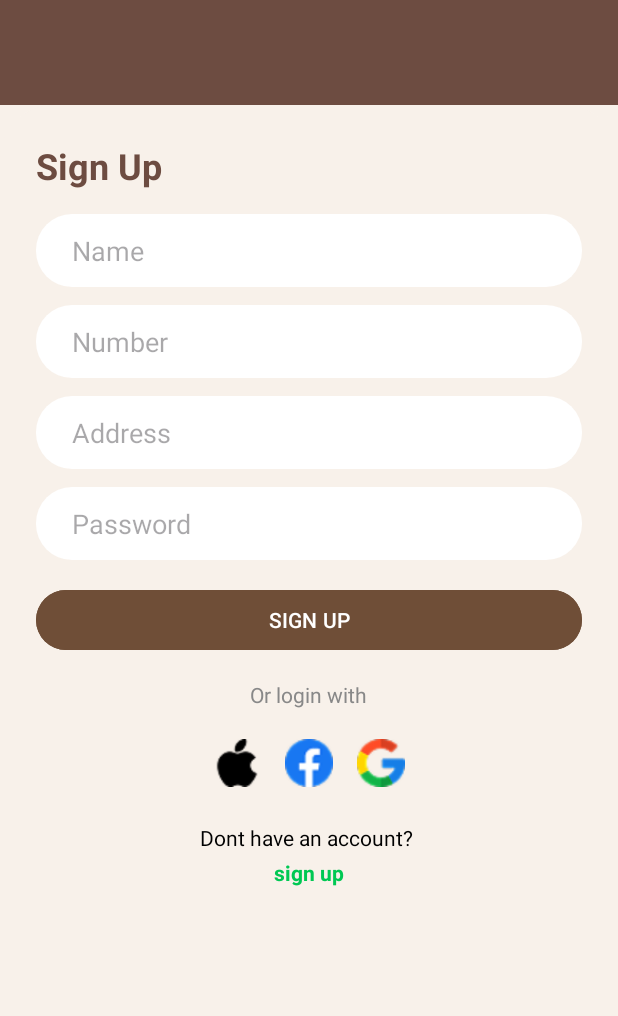
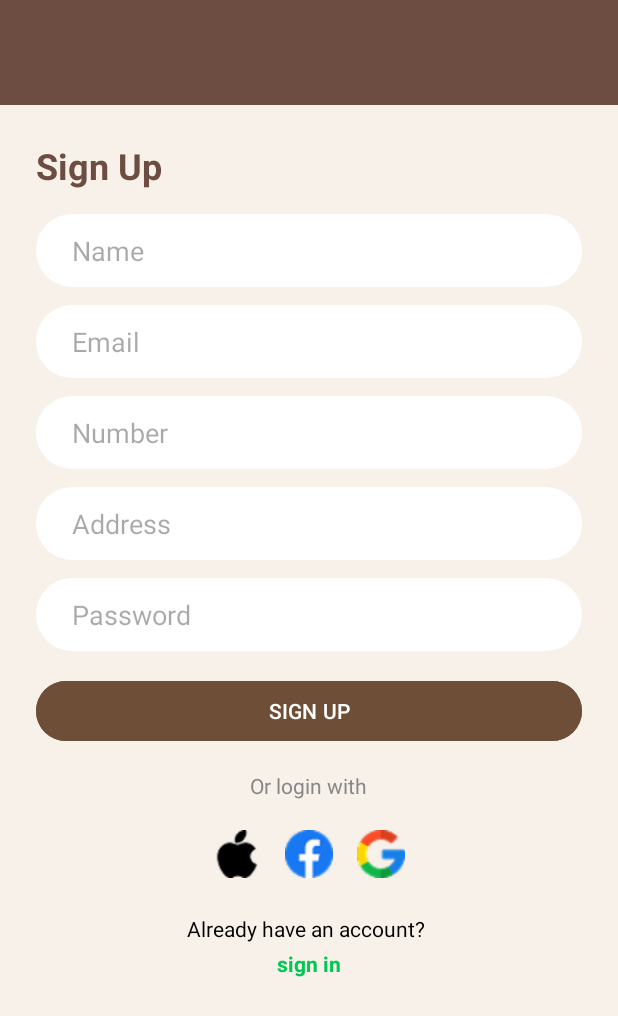
Before and after one commit to JiaanOrtillano/Kapegabay, an Android app: the layout activity_signup.xml on its own in the app's theme, with its tools: preview values and no code run, on a phone screen of 412 x 824 dp. Shown: the top 1016 px of the screen. Run offline under Robolectric (Android 15) with nearby library versions, the phone set to English and light mode, and no system bars.

Commit message:
Back-end Update

```diff
--- a/app/src/main/AndroidManifest.xml
+++ b/app/src/main/AndroidManifest.xml
@@ -12,6 +12,12 @@
         android:supportsRtl="true"
         android:theme="@style/Theme.ProjectKape"
         tools:targetApi="31">
+
+
+        <activity android:name=".DashboardActivity" />
+        <activity android:name=".SignUp" />
+
+
         <activity
             android:name=".MainActivity"
             android:exported="true">
--- a/app/src/main/res/layout/activity_main.xml
+++ b/app/src/main/res/layout/activity_main.xml
@@ -81,6 +81,7 @@
                     android:layout_marginEnd="8dp" />
 
                 <EditText
+                    android:id="@+id/etEmail"
                     android:layout_width="0dp"
                     android:layout_height="wrap_content"
                     android:layout_weight="1"
@@ -107,6 +108,7 @@
                     android:contentDescription="Password Icon" />
 
                 <EditText
+                    android:id="@+id/etPassword"
                     android:layout_width="0dp"
                     android:layout_height="wrap_content"
                     android:layout_weight="1"
@@ -129,6 +131,7 @@
 
             <!-- Login Button -->
             <Button
+                android:id="@+id/btnLogin"
                 android:layout_width="match_parent"
                 android:layout_height="50dp"
                 android:text="LOGIN"
@@ -185,13 +188,14 @@
                 android:textSize="14sp"/>
 
             <TextView
+                android:id="@+id/tvSignUp"
                 android:layout_width="match_parent"
                 android:layout_height="wrap_content"
                 android:gravity="center"
                 android:text="sign up"
                 android:textColor="#4CAF50"
                 android:textSize="14sp"
-                android:textStyle="bold"/>
+                android:textStyle="bold" />
         </LinearLayout>
     </LinearLayout>
 </ScrollView>
--- a/app/src/main/res/layout/activity_signup.xml
+++ b/app/src/main/res/layout/activity_signup.xml
@@ -50,12 +50,34 @@
 
 
                 <EditText
+                    android:id="@+id/etName"
                     android:layout_width="0dp"
                     android:layout_height="wrap_content"
                     android:layout_marginStart="12dp"
                     android:layout_weight="1"
                     android:background="@android:color/transparent"
                     android:hint="Name"
+                    android:textColor="#000000" />
+            </LinearLayout>
+
+            <LinearLayout
+                android:layout_width="match_parent"
+                android:layout_height="wrap_content"
+                android:layout_marginBottom="12dp"
+                android:background="@drawable/input_bg"
+                android:gravity="center_vertical"
+                android:orientation="horizontal"
+                android:padding="12dp">
+
+
+                <EditText
+                    android:id="@+id/etEmail"
+                    android:layout_width="0dp"
+                    android:layout_height="wrap_content"
+                    android:layout_marginStart="12dp"
+                    android:layout_weight="1"
+                    android:background="@android:color/transparent"
+                    android:hint="Email"
                     android:textColor="#000000" />
             </LinearLayout>
 
@@ -71,6 +93,7 @@
 
 
                 <EditText
+                    android:id="@+id/etNumber"
                     android:layout_width="0dp"
                     android:layout_height="wrap_content"
                     android:layout_marginStart="12dp"
@@ -92,6 +115,7 @@
 
 
                 <EditText
+                    android:id="@+id/etAddress"
                     android:layout_width="0dp"
                     android:layout_height="wrap_content"
                     android:layout_marginStart="12dp"
@@ -126,6 +150,7 @@
 
             <!-- Sign Up Button -->
             <Button
+                android:id="@+id/btnSignup"
                 android:layout_width="match_parent"
                 android:layout_height="wrap_content"
                 android:layout_marginBottom="16dp"
@@ -176,15 +201,16 @@
                 android:layout_height="wrap_content"
                 android:layout_gravity="center_horizontal"
                 android:layout_marginBottom="4dp"
-                android:text="Dont have an account? "
+                android:text="Already have an account? "
                 android:textColor="#000000"
                 android:textSize="14sp" />
 
             <TextView
+                android:id="@+id/tvSignIn"
                 android:layout_width="wrap_content"
                 android:layout_height="wrap_content"
                 android:layout_gravity="center_horizontal"
-                android:text="sign up"
+                android:text="sign in"
                 android:textColor="#00C853"
                 android:textSize="14sp"
                 android:textStyle="bold" />
```
Also changed, not shown: app/src/main/java/com/example/projectkape/DashboardActivity.kt (added, +11 -0 lines), app/src/main/java/com/example/projectkape/DatabaseHelper.kt (added, +71 -0 lines), app/src/main/java/com/example/projectkape/MainActivity.kt (+37 -4 lines), app/src/main/java/com/example/projectkape/SignUp.kt (+48 -3 lines), app/src/main/res/layout/activity_dashboard.xml (added, +14 -0 lines).
